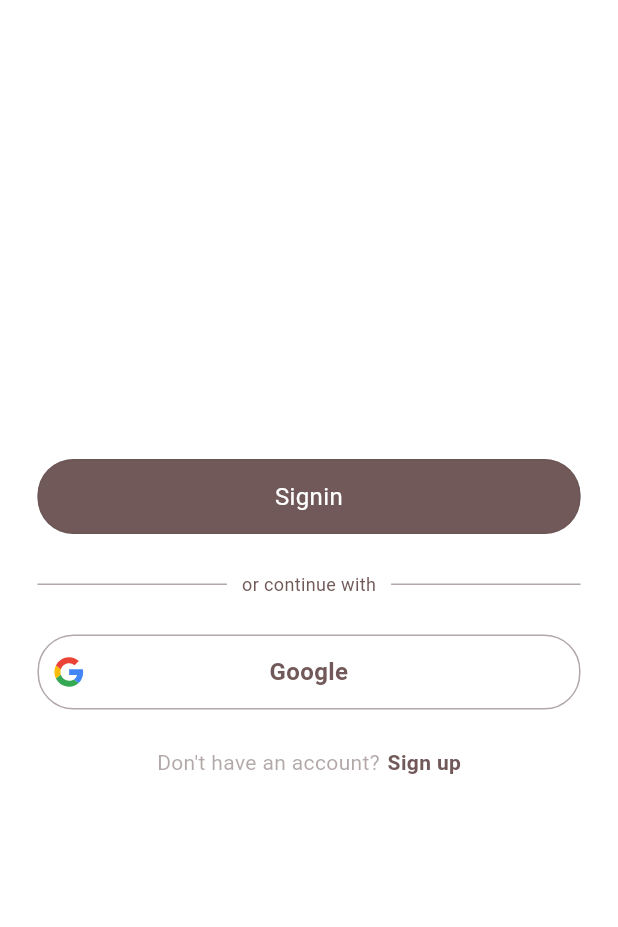
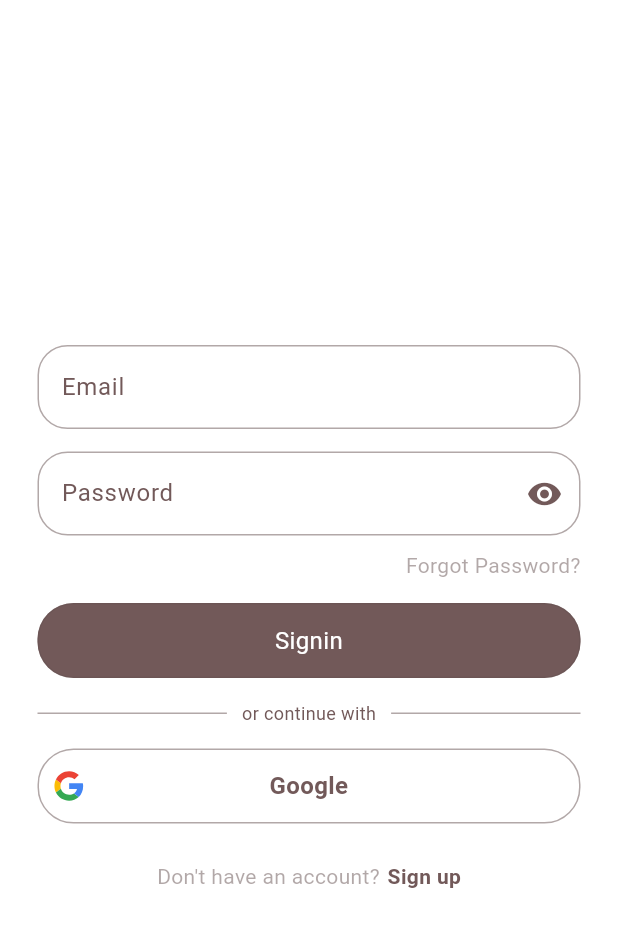
Before and after one commit to Tristaaaaan/suri, a Flutter app: the screen it shows after launch, on a phone screen of 412 x 824 dp. Shown: the top 927 px of the screen. Run offline on Flutter 3.47's test engine with Material 3 defaults, Android fonts, the phone set to English and light mode, and no system bars; our stand-ins replace awesome_notifications, cloud_firestore, firebase_auth, firebase_core, firebase_messaging, flutter_svg and 3 more; accounts and stored records are empty; generated files the repository leaves out were written again.

Commit message:
added email and password with visibilty off and on on signin page

```diff
--- /dev/null
+++ b/lib/components/textfield/rounded_textfield_title.dart
@@ -0,0 +1,71 @@
+import 'package:flutter/material.dart';
+import 'package:hooks_riverpod/hooks_riverpod.dart';
+import 'package:suri/provider/components/eye_focus_state_notifier.dart';
+
+class RoundedTextField extends ConsumerWidget {
+  final String hinttext;
+
+  final TextEditingController controller;
+  final bool? withButton;
+
+  final String? eyeKey;
+
+  const RoundedTextField({
+    super.key,
+    required this.hinttext,
+    required this.controller,
+    this.withButton = false,
+    this.eyeKey,
+  });
+
+  @override
+  Widget build(BuildContext context, WidgetRef ref) {
+    final show = ref.watch(eyeFocusProvider)[eyeKey] ?? false;
+    return Padding(
+      padding: const EdgeInsets.symmetric(horizontal: 25),
+      child: Column(
+        children: [
+          TextField(
+            obscureText: show ? true : false,
+            minLines: 1,
+            maxLines: 1,
+            controller: controller,
+            decoration: InputDecoration(
+                suffixIcon: withButton!
+                    ? IconButton(
+                        onPressed: () {
+                          final signInNotifier =
+                              ref.read(eyeFocusProvider.notifier);
+                          if (show) {
+                            signInNotifier.setEye(eyeKey!, false);
+                          } else {
+                            signInNotifier.setEye(eyeKey!, true);
+                          }
+                        },
+                        icon: show
+                            ? const Icon(Icons.visibility_off)
+                            : const Icon(Icons.remove_red_eye),
+                        color: Theme.of(context).colorScheme.primary,
+                      )
+                    : null,
+                enabledBorder: OutlineInputBorder(
+                  borderSide: BorderSide(
+                      color: Theme.of(context).colorScheme.secondary),
+                  borderRadius: BorderRadius.circular(20),
+                ),
+                focusedBorder: OutlineInputBorder(
+                  borderSide:
+                      BorderSide(color: Theme.of(context).colorScheme.primary),
+                  borderRadius: BorderRadius.circular(20),
+                ),
+                fillColor: Theme.of(context).colorScheme.background,
+                filled: true,
+                hintText: hinttext,
+                hintStyle:
+                    TextStyle(color: Theme.of(context).colorScheme.primary)),
+          ),
+        ],
+      ),
+    );
+  }
+}
--- a/lib/pages/auth/signin.dart
+++ b/lib/pages/auth/signin.dart
@@ -1,11 +1,14 @@
 import 'package:flutter/material.dart';
 import 'package:hooks_riverpod/hooks_riverpod.dart';
 import 'package:suri/components/button/regular_button.dart';
+import 'package:suri/components/textfield/rounded_textfield_title.dart';
 import 'package:suri/pages/auth/signin_or_signup.dart';
 
 class Signin extends ConsumerWidget {
-  const Signin({super.key});
+  Signin({super.key});
 
+  final TextEditingController _emailController = TextEditingController();
+  final TextEditingController _passwordController = TextEditingController();
   @override
   Widget build(BuildContext context, WidgetRef ref) {
     return Scaffold(
@@ -14,6 +17,37 @@ class Signin extends ConsumerWidget {
           child: IntrinsicHeight(
             child: Column(
               children: [
+                RoundedTextField(
+                  hinttext: "Email",
+                  controller: _emailController,
+                ),
+                const SizedBox(
+                  height: 15,
+                ),
+                RoundedTextField(
+                  hinttext: "Password",
+                  controller: _passwordController,
+                  withButton: true,
+                  eyeKey: 'passwordKey',
+                ),
+                const SizedBox(
+                  height: 10,
+                ),
+                Padding(
+                  padding: const EdgeInsets.symmetric(horizontal: 25),
+                  child: Align(
+                    alignment: Alignment.centerRight,
+                    child: Text(
+                      "Forgot Password?",
+                      style: TextStyle(
+                        color: Theme.of(context).colorScheme.secondary,
+                      ),
+                    ),
+                  ),
+                ),
+                const SizedBox(
+                  height: 15,
+                ),
                 RegularButton(
                   text: "Signin",
                   withIcon: false,
@@ -22,7 +56,7 @@ class Signin extends ConsumerWidget {
                   buttonKey: "signin",
                 ),
                 const SizedBox(
-                  height: 25,
+                  height: 15,
                 ),
                 Padding(
                   padding: const EdgeInsets.symmetric(horizontal: 25),
@@ -56,7 +90,7 @@ class Signin extends ConsumerWidget {
                   ),
                 ),
                 const SizedBox(
-                  height: 25,
+                  height: 15,
                 ),
                 RegularButton(
                   text: "Google",
--- a/lib/pages/auth/signin_or_signup.dart
+++ b/lib/pages/auth/signin_or_signup.dart
@@ -15,7 +15,7 @@ class SignInOrSignUp extends ConsumerWidget {
     final signInOrSignUp = ref.watch(signInOrSignUpProvider);
 
     if (signInOrSignUp) {
-      return const Signin();
+      return Signin();
     } else {
       return const Signup();
     }
--- /dev/null
+++ b/lib/provider/components/eye_focus_state_notifier.dart
@@ -0,0 +1,13 @@
+import 'package:hooks_riverpod/hooks_riverpod.dart';
+
+final eyeFocusProvider =
+    StateNotifierProvider<EyeFocusNotifier, Map<String, bool>>(
+        (ref) => EyeFocusNotifier());
+
+class EyeFocusNotifier extends StateNotifier<Map<String, bool>> {
+  EyeFocusNotifier() : super({});
+
+  void setEye(String eyeKey, bool isFocus) {
+    state = {...state, eyeKey: isFocus};
+  }
+}
```
